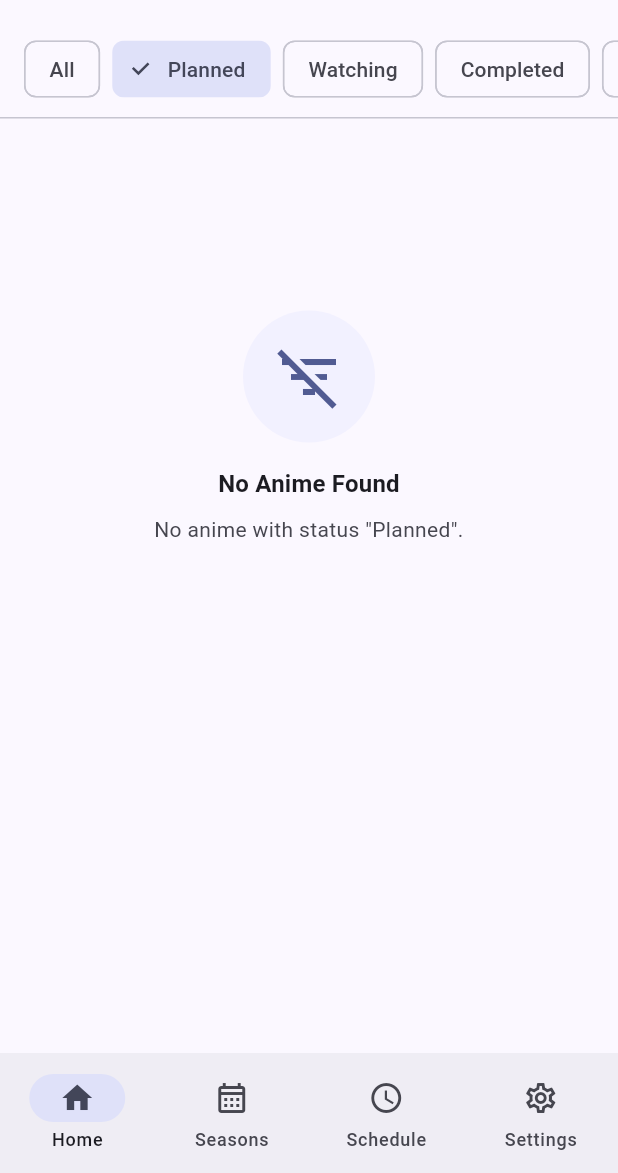
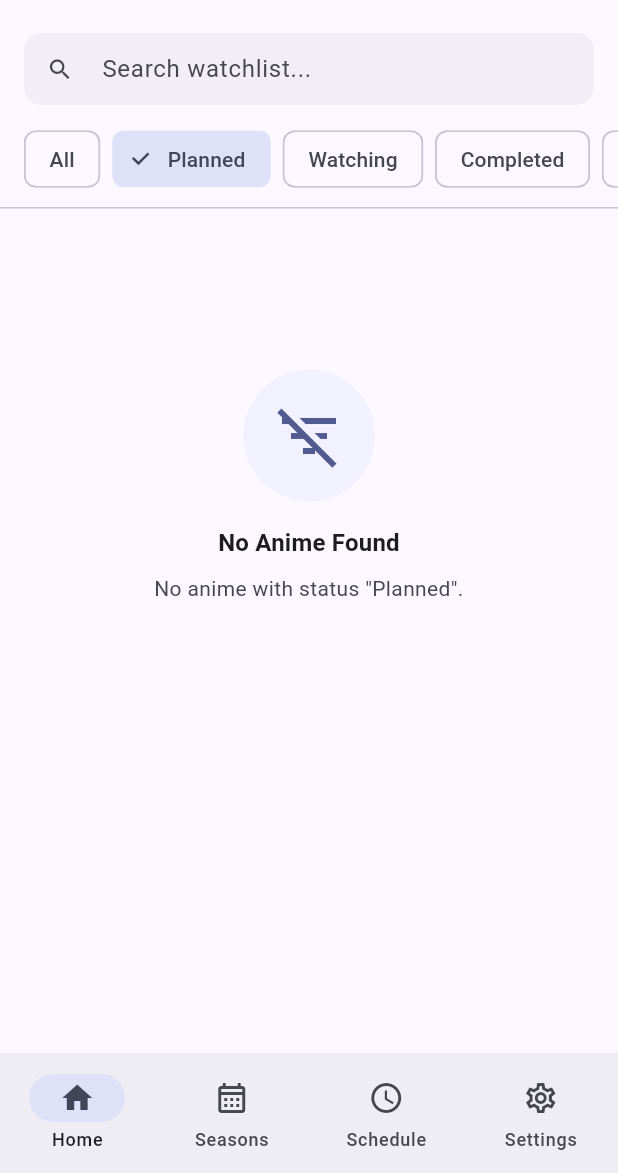
Before and after one commit to faishalkc/Wakanime, a Flutter app: the screen it shows after launch, after a tap on "Planned", on a phone screen of 412 x 824 dp, the part 63-1236 px from its top. Run offline on Flutter 3.47's test engine with Material 3 defaults, Android fonts, the phone set to English and light mode, and no system bars; our stand-ins replace image_picker, sqflite; accounts and stored records are empty.

Commit message:
feat: add home screen, seasons screen, and search functionality with tests

```diff
--- a/lib/screens/home/home_screen.dart
+++ b/lib/screens/home/home_screen.dart
@@ -2,6 +2,7 @@ import 'package:flutter/material.dart';
 import '../../database/anime_dao.dart';
 import '../../models/watchlist.dart';
 import '../../widgets/anime_card.dart';
+import '../../widgets/anime_search_field.dart';
 import '../../widgets/empty_state.dart';
 import '../anime/anime_detail_screen.dart';
 
@@ -21,9 +22,11 @@ class HomeScreen extends StatefulWidget {
 
 class _HomeScreenState extends State<HomeScreen> {
   final _animeDao = AnimeDao();
+  final _searchController = TextEditingController();
 
   // Selected filter: 'all', 'planned', 'watching', 'completed', 'dropped'
   String _selectedFilter = 'all';
+  String _searchQuery = '';
   List<WatchlistItem> _items = [];
   bool _isLoading = true;
 
@@ -31,6 +34,12 @@ class _HomeScreenState extends State<HomeScreen> {
   void initState() {
     super.initState();
     _loadWatchlist();
+  }
+
+  @override
+  void dispose() {
+    _searchController.dispose();
+    super.dispose();
   }
 
   @override
@@ -66,6 +75,19 @@ class _HomeScreenState extends State<HomeScreen> {
     _loadWatchlist();
   }
 
+  void _onSearchChanged(String query) {
+    setState(() {
+      _searchQuery = query;
+    });
+  }
+
+  void _clearSearch() {
+    _searchController.clear();
+    setState(() {
+      _searchQuery = '';
+    });
+  }
+
   Future<void> _navigateToDetail(int animeId) async {
     await Navigator.push(
       context,
@@ -86,6 +108,15 @@ class _HomeScreenState extends State<HomeScreen> {
       {'key': Watchlist.statusDropped, 'label': 'Dropped'},
     ];
 
+    final trimmedQuery = _searchQuery.trim().toLowerCase();
+    final filteredItems = trimmedQuery.isEmpty
+        ? _items
+        : _items
+            .where(
+              (item) => item.anime.title.toLowerCase().contains(trimmedQuery),
+            )
+            .toList();
+
     return Scaffold(
       appBar: AppBar(
         title: const Text(
@@ -95,6 +126,18 @@ class _HomeScreenState extends State<HomeScreen> {
       ),
       body: Column(
         children: [
+          // Search Field
+          Padding(
+            padding: const EdgeInsets.fromLTRB(16, 8, 16, 4),
+            child: AnimeSearchField(
+              controller: _searchController,
+              query: _searchQuery,
+              hintText: 'Search watchlist...',
+              onChanged: _onSearchChanged,
+              onClear: _clearSearch,
+            ),
+          ),
+
           // Filter Chips Horizontal Bar
           SingleChildScrollView(
             scrollDirection: Axis.horizontal,
@@ -119,16 +162,18 @@ class _HomeScreenState extends State<HomeScreen> {
           Expanded(
             child: _isLoading
                 ? const Center(child: CircularProgressIndicator())
-                : _items.isEmpty
+                : filteredItems.isEmpty
                     ? RefreshIndicator(
                         onRefresh: _loadWatchlist,
                         child: ListView(
                           children: [
                             SizedBox(
-                              height: MediaQuery.of(context).size.height * 0.5,
-                              child: _selectedFilter == 'all'
+                              height: MediaQuery.of(context).size.height * 0.45,
+                              child: _items.isEmpty
+                                  ? (_selectedFilter == 'all'
                                       ? EmptyState(
-                                      icon: Icons.playlist_add_check_outlined,
+                                          icon:
+                                              Icons.playlist_add_check_outlined,
                                           title: 'No Anime in Watchlist',
                                           message:
                                               'Your watchlist is empty. Add anime from Seasons to track them here.',
@@ -143,6 +188,14 @@ class _HomeScreenState extends State<HomeScreen> {
                                           title: 'No Anime Found',
                                           message:
                                               'No anime with status "${Watchlist.statusLabel(_selectedFilter)}".',
+                                        ))
+                                  : EmptyState(
+                                      icon: Icons.search_off_outlined,
+                                      title: 'No Anime Found',
+                                      message:
+                                          'No watchlist anime matches "${_searchQuery.trim()}".',
+                                      actionLabel: 'Clear Search',
+                                      onAction: _clearSearch,
                                     ),
                             ),
                           ],
@@ -155,9 +208,9 @@ class _HomeScreenState extends State<HomeScreen> {
                             horizontal: 16,
                             vertical: 12,
                           ),
-                          itemCount: _items.length,
+                          itemCount: filteredItems.length,
                           itemBuilder: (context, index) {
-                            final item = _items[index];
+                            final item = filteredItems[index];
                             return Padding(
                               padding: const EdgeInsets.only(bottom: 8),
                               child: AnimeCard(
--- a/lib/screens/seasons/seasons_screen.dart
+++ b/lib/screens/seasons/seasons_screen.dart
@@ -3,6 +3,7 @@ import '../../database/anime_dao.dart';
 import '../../models/anime.dart';
 import '../../models/watchlist.dart';
 import '../../widgets/anime_card.dart';
+import '../../widgets/anime_search_field.dart';
 import '../../widgets/empty_state.dart';
 import '../../widgets/season_selector.dart';
 import '../anime/add_anime_screen.dart';
@@ -22,10 +23,12 @@ class SeasonsScreen extends StatefulWidget {
 
 class _SeasonsScreenState extends State<SeasonsScreen> {
   final _animeDao = AnimeDao();
+  final _searchController = TextEditingController();
 
   late String _currentSeason;
   late int _currentYear;
 
+  String _searchQuery = '';
   List<Anime> _seasonalAnime = [];
   Map<int, Watchlist> _watchlistMap = {};
   bool _isLoading = true;
@@ -37,6 +40,12 @@ class _SeasonsScreenState extends State<SeasonsScreen> {
     _currentYear = now.year;
     _currentSeason = _getSeasonFromMonth(now.month);
     _loadData();
+  }
+
+  @override
+  void dispose() {
+    _searchController.dispose();
+    super.dispose();
   }
 
   @override
@@ -89,6 +98,19 @@ class _SeasonsScreenState extends State<SeasonsScreen> {
     _loadData();
   }
 
+  void _onSearchChanged(String query) {
+    setState(() {
+      _searchQuery = query;
+    });
+  }
+
+  void _clearSearch() {
+    _searchController.clear();
+    setState(() {
+      _searchQuery = '';
+    });
+  }
+
   Future<void> _navigateToAddAnime() async {
     final result = await Navigator.push<bool>(
       context,
@@ -119,6 +141,12 @@ class _SeasonsScreenState extends State<SeasonsScreen> {
   @override
   Widget build(BuildContext context) {
     final theme = Theme.of(context);
+    final trimmedQuery = _searchQuery.trim().toLowerCase();
+    final filteredAnime = trimmedQuery.isEmpty
+        ? _seasonalAnime
+        : _seasonalAnime
+            .where((anime) => anime.title.toLowerCase().contains(trimmedQuery))
+            .toList();
 
     return Scaffold(
       appBar: AppBar(
@@ -127,12 +155,11 @@ class _SeasonsScreenState extends State<SeasonsScreen> {
           style: TextStyle(fontWeight: FontWeight.bold),
         ),
       ),
-      body: _isLoading
-          ? const Center(child: CircularProgressIndicator())
-          : RefreshIndicator(
-              onRefresh: _loadData,
-              child: ListView(
-                padding: const EdgeInsets.symmetric(horizontal: 16, vertical: 12),
+      body: Column(
+        children: [
+          Padding(
+            padding: const EdgeInsets.fromLTRB(16, 12, 16, 8),
+            child: Column(
               children: [
                 // Season Navigation Selector (← Season Year →)
                 SeasonSelector(
@@ -140,8 +167,26 @@ class _SeasonsScreenState extends State<SeasonsScreen> {
                   year: _currentYear,
                   onSeasonChanged: _onSeasonChanged,
                 ),
-                  const SizedBox(height: 16),
-
+                const SizedBox(height: 12),
+                // Search Field
+                AnimeSearchField(
+                  controller: _searchController,
+                  query: _searchQuery,
+                  hintText: 'Search seasonal anime...',
+                  onChanged: _onSearchChanged,
+                  onClear: _clearSearch,
+                ),
+              ],
+            ),
+          ),
+          Expanded(
+            child: _isLoading
+                ? const Center(child: CircularProgressIndicator())
+                : RefreshIndicator(
+                    onRefresh: _loadData,
+                    child: ListView(
+                      padding: const EdgeInsets.fromLTRB(16, 8, 16, 12),
+                      children: [
                         // Seasonal Anime Section Header
                         Row(
                           mainAxisAlignment: MainAxisAlignment.spaceBetween,
@@ -153,7 +198,7 @@ class _SeasonsScreenState extends State<SeasonsScreen> {
                               ),
                             ),
                             Text(
-                        '${_seasonalAnime.length} Titles',
+                              '${filteredAnime.length} Titles',
                               style: theme.textTheme.bodySmall?.copyWith(
                                 color: theme.colorScheme.onSurfaceVariant,
                               ),
@@ -172,8 +217,17 @@ class _SeasonsScreenState extends State<SeasonsScreen> {
                             actionLabel: 'Add Anime',
                             onAction: _navigateToAddAnime,
                           )
+                        else if (filteredAnime.isEmpty)
+                          EmptyState(
+                            icon: Icons.search_off_outlined,
+                            title: 'No Anime Found',
+                            message:
+                                'No anime in this season matches "${_searchQuery.trim()}".',
+                            actionLabel: 'Clear Search',
+                            onAction: _clearSearch,
+                          )
                         else
-                    ..._seasonalAnime.map((anime) {
+                          ...filteredAnime.map((anime) {
                             return Padding(
                               padding: const EdgeInsets.only(bottom: 8),
                               child: AnimeCard(
@@ -190,6 +244,9 @@ class _SeasonsScreenState extends State<SeasonsScreen> {
                       ],
                     ),
                   ),
+          ),
+        ],
+      ),
       floatingActionButton: FloatingActionButton(
         onPressed: _navigateToAddAnime,
         tooltip: 'Add Anime',
--- /dev/null
+++ b/lib/widgets/anime_search_field.dart
@@ -0,0 +1,52 @@
+import 'package:flutter/material.dart';
+
+class AnimeSearchField extends StatelessWidget {
+  final TextEditingController controller;
+  final String query;
+  final String hintText;
+  final ValueChanged<String> onChanged;
+  final VoidCallback onClear;
+
+  const AnimeSearchField({
+    super.key,
+    required this.controller,
+    required this.query,
+    required this.hintText,
+    required this.onChanged,
+    required this.onClear,
+  });
+
+  @override
+  Widget build(BuildContext context) {
+    final theme = Theme.of(context);
+
+    return TextField(
+      controller: controller,
+      onChanged: onChanged,
+      textInputAction: TextInputAction.search,
+      decoration: InputDecoration(
+        hintText: hintText,
+        prefixIcon: const Icon(Icons.search),
+        suffixIcon: query.isNotEmpty
+            ? IconButton(
+                icon: const Icon(Icons.clear),
+                tooltip: 'Clear Search',
+                onPressed: onClear,
+              )
+            : null,
+        filled: true,
+        fillColor:
+            theme.colorScheme.surfaceContainerHighest.withValues(alpha: 0.45),
+        isDense: true,
+        contentPadding: const EdgeInsets.symmetric(
+          horizontal: 12,
+          vertical: 10,
+        ),
+        border: OutlineInputBorder(
+          borderRadius: BorderRadius.circular(12),
+          borderSide: BorderSide.none,
+        ),
+      ),
+    );
+  }
+}
```
Also changed, not shown: 1 other file. Lines whose indentation alone changed are shown as unchanged.
